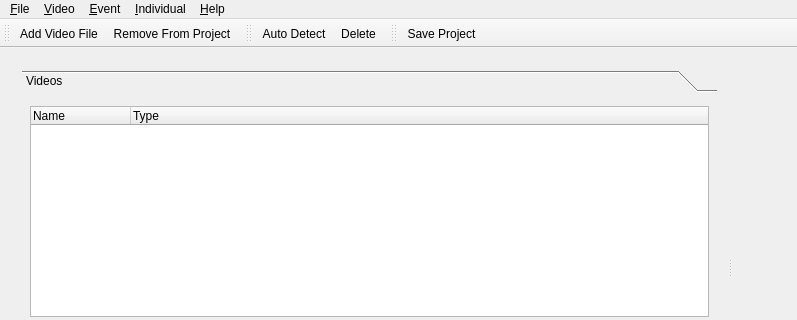
Old version of the form application/gui/mainwindow.ui in the repository BioFoV/BioFoV; both pictures show x 0 to 797 and y 0 to 320 of the 797 by 507 pixel window.
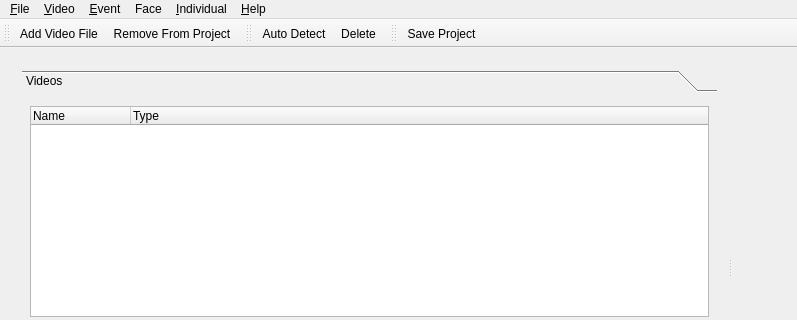
New version of the form. The open tabs and pages were chosen to show the change. Custom widgets are drawn as their Qt base class.

Commit message: Ability to delete faces. Now single click shows face.

```diff
--- a/application/gui/mainwindow.ui
+++ b/application/gui/mainwindow.ui
@@ -362,9 +362,16 @@
     <addaction name="separator"/>
     <addaction name="menuMeasures"/>
    </widget>
+   <widget class="QMenu" name="menuFace">
+    <property name="title">
+     <string>Face</string>
+    </property>
+    <addaction name="actionDeleteFace"/>
+   </widget>
    <addaction name="menuFile"/>
    <addaction name="menuVideo"/>
    <addaction name="menuEvent"/>
+   <addaction name="menuFace"/>
    <addaction name="menuIndividual"/>
    <addaction name="menuHelp"/>
   </widget>
```
Left out of the diff: 13 changed lines with no effect on the pictures. The commit also changes 4 other files.
